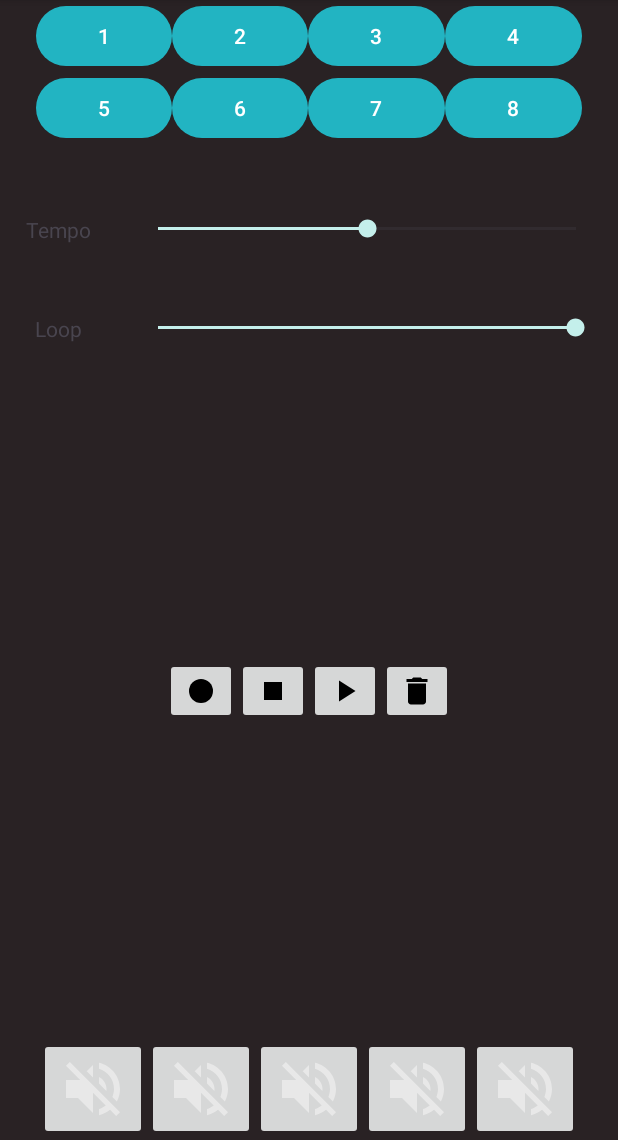
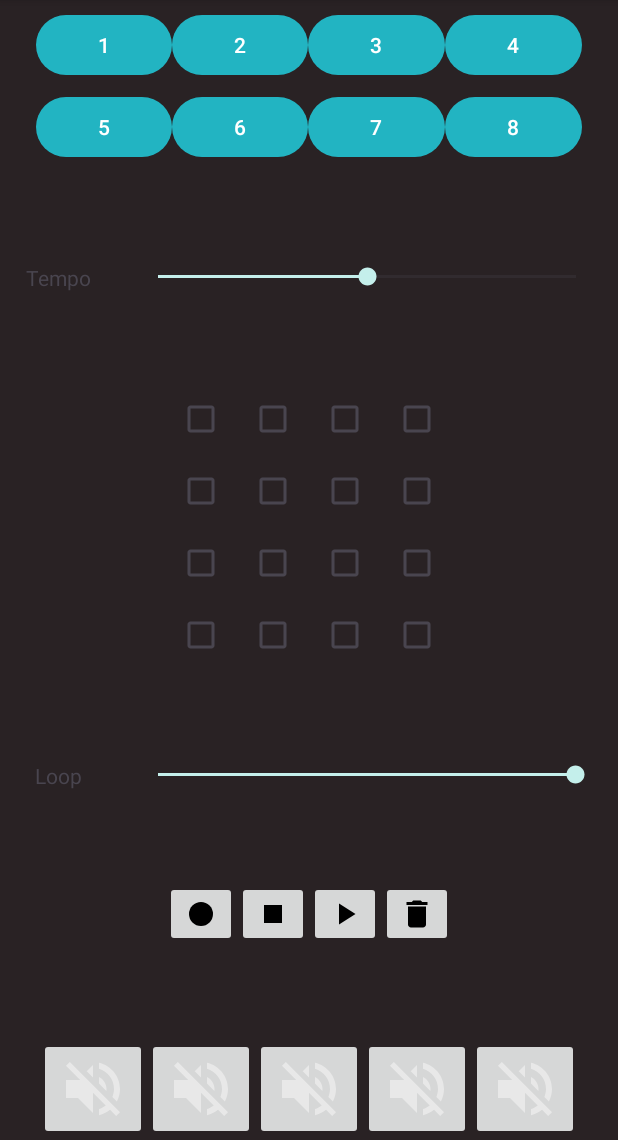
Before and after one commit to johncrawley/SuperSimpleSoundboard, an Android app: the screen it shows after launch (MainActivity), on a phone screen of 412 x 824 dp, the part 96-1236 px from its top. Run offline under Robolectric (Android 15) with nearby library versions, the phone set to English and light mode, and no system bars.

Commit message:
Created layout for a new way to record sounds.

```diff
--- /dev/null
+++ b/app/src/main/java/com/jacstuff/supersimplesoundboard/service/SoundSteps.java
@@ -0,0 +1,21 @@
+package com.jacstuff.supersimplesoundboard.service;
+
+public class SoundSteps {
+    private boolean[] steps;
+
+    public SoundSteps(){
+        this.steps = new boolean[]{};
+    }
+
+
+    public boolean isSelected(int index){
+        return steps[index];
+    }
+
+
+    public void toggleSelected(int index){
+        steps[index] = !steps[index];
+    }
+
+
+}
--- a/app/src/main/res/layout/activity_main.xml
+++ b/app/src/main/res/layout/activity_main.xml
@@ -111,7 +111,7 @@
         app:layout_constraintEnd_toEndOf="parent"
         app:layout_constraintStart_toStartOf="parent"
         app:layout_constraintTop_toBottomOf="@id/buttonLayout2"
-        app:layout_constraintBottom_toTopOf="@id/loopProgressLayout">
+        app:layout_constraintBottom_toTopOf="@id/stepLayout">
 
         <TextView
             android:layout_width="0dp"
@@ -137,8 +137,126 @@
                 android:id="@+id/loopTempoSeekbar"/>
         </LinearLayout>
 
+    </LinearLayout>
+
+
+    <LinearLayout
+        android:layout_width="wrap_content"
+        android:layout_height="wrap_content"
+        android:orientation="vertical"
+        app:layout_constraintEnd_toEndOf="parent"
+        app:layout_constraintStart_toStartOf="parent"
+        app:layout_constraintTop_toBottomOf="@id/loopTempoLayout"
+        app:layout_constraintBottom_toTopOf="@id/loopProgressLayout"
+        android:id="@+id/stepLayout">
+
+        <LinearLayout
+            android:layout_width="wrap_content"
+            android:layout_height="wrap_content"
+            android:orientation="horizontal"
+            android:id="@+id/stepRow1">
+
+            <CheckBox
+                android:id="@+id/checkBox1"
+                android:layout_width="wrap_content"
+                android:layout_height="wrap_content" />
+            <CheckBox
+                android:id="@+id/checkBox2"
+                android:layout_width="wrap_content"
+                android:layout_height="wrap_content" />
+            <CheckBox
+                android:id="@+id/checkBox3"
+                android:layout_width="wrap_content"
+                android:layout_height="wrap_content" />
+            <CheckBox
+                android:id="@+id/checkBox4"
+                android:layout_width="wrap_content"
+                android:layout_height="wrap_content" />
+
+
+        </LinearLayout>
+
+        <LinearLayout
+            android:layout_width="wrap_content"
+            android:layout_height="wrap_content"
+            android:orientation="horizontal"
+            android:id="@+id/stepRow2">
+
+            <CheckBox
+                android:id="@+id/checkBox5"
+                android:layout_width="wrap_content"
+                android:layout_height="wrap_content" />
+            <CheckBox
+                android:id="@+id/checkBox6"
+                android:layout_width="wrap_content"
+                android:layout_height="wrap_content" />
+            <CheckBox
+                android:id="@+id/checkBox7"
+                android:layout_width="wrap_content"
+                android:layout_height="wrap_content" />
+            <CheckBox
+                android:id="@+id/checkBox8"
+                android:layout_width="wrap_content"
+                android:layout_height="wrap_content" />
+
+
+        </LinearLayout>
+
+        <LinearLayout
+            android:layout_width="wrap_content"
+            android:layout_height="wrap_content"
+            android:orientation="horizontal"
+            android:id="@+id/stepRow3">
+
+            <CheckBox
+                android:id="@+id/checkBox9"
+                android:layout_width="wrap_content"
+                android:layout_height="wrap_content" />
+
+            <CheckBox
+                android:id="@+id/checkBox10"
+                android:layout_width="wrap_content"
+                android:layout_height="wrap_content" />
+
+            <CheckBox
+                android:id="@+id/checkBox11"
+                android:layout_width="wrap_content"
+                android:layout_height="wrap_content" />
+
+            <CheckBox
+                android:id="@+id/checkBox12"
+                android:layout_width="wrap_content"
+                android:layout_height="wrap_content" />
+        </LinearLayout>
+        <LinearLayout
+            android:layout_width="wrap_content"
+            android:layout_height="wrap_content"
+            android:orientation="horizontal"
+            android:id="@+id/stepRow4">
+
+            <CheckBox
+                android:id="@+id/checkBox13"
+                android:layout_width="wrap_content"
+                android:layout_height="wrap_content" />
+
+            <CheckBox
+                android:id="@+id/checkBox14"
+                android:layout_width="wrap_content"
+                android:layout_height="wrap_content" />
+
+            <CheckBox
+                android:id="@+id/checkBox15"
+                android:layout_width="wrap_content"
+                android:layout_height="wrap_content" />
+
+            <CheckBox
+                android:id="@+id/checkBox16"
+                android:layout_width="wrap_content"
+                android:layout_height="wrap_content" />
+        </LinearLayout>
 
     </LinearLayout>
+
 
     <LinearLayout
         android:layout_width="match_parent"
@@ -148,7 +266,7 @@
         android:weightSum="10"
         app:layout_constraintEnd_toEndOf="parent"
         app:layout_constraintStart_toStartOf="parent"
-        app:layout_constraintTop_toBottomOf="@id/loopProgressLayout"
+        app:layout_constraintTop_toBottomOf="@id/stepLayout"
         app:layout_constraintBottom_toTopOf="@id/recordPlaybackButtonLayout">
 
         <TextView
@@ -212,6 +330,8 @@
             android:layout_height="wrap_content"
             app:srcCompat="@drawable/baseline_delete_24"/>
     </LinearLayout>
+
+
     <LinearLayout
         android:id="@+id/muteLayerLayout"
         android:layout_width="match_parent"
```
